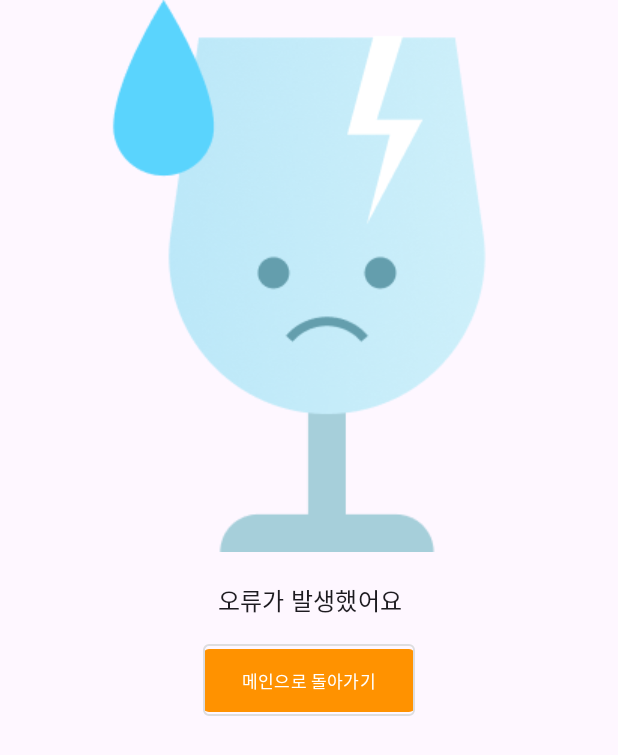
After one commit to Goody-DALDA/Andorid, an Android app built with Jetpack Compose: the composable ErrorPageScreen shown on its own in the app's theme, on a phone screen of 412 x 824 dp. The commit adds this screen. Shown: the top 755 px of the screen. Run offline under Robolectric (Android 15) with nearby library versions, the phone set to English and light mode, and no system bars; Roboto replaces fonts that are not available here.

Commit message:
Feat : 홈 에러 화면 UI 구현
1. 에러 화면 UI 추가

```diff
--- /dev/null
+++ b/app/src/main/java/com/goody/dalda/ui/error/ErrorPageScreen.kt
@@ -0,0 +1,74 @@
+package com.goody.dalda.ui.error
+
+import androidx.compose.foundation.Image
+import androidx.compose.foundation.border
+import androidx.compose.foundation.layout.Arrangement
+import androidx.compose.foundation.layout.Column
+import androidx.compose.foundation.layout.fillMaxWidth
+import androidx.compose.foundation.layout.height
+import androidx.compose.foundation.layout.width
+import androidx.compose.foundation.shape.RoundedCornerShape
+import androidx.compose.material3.Text
+import androidx.compose.runtime.Composable
+import androidx.compose.ui.Alignment
+import androidx.compose.ui.Modifier
+import androidx.compose.ui.res.colorResource
+import androidx.compose.ui.res.painterResource
+import androidx.compose.ui.res.stringResource
+import androidx.compose.ui.text.style.TextAlign
+import androidx.compose.ui.tooling.preview.Preview
+import androidx.compose.ui.unit.dp
+import com.goody.dalda.R
+import com.goody.dalda.ui.component.button.RoundSquareButton
+import com.goody.dalda.ui.theme.DaldaTextStyle
+
+@Composable
+fun ErrorPageScreen(
+    modifier: Modifier = Modifier,
+    onClickButton: () -> Unit = {},
+) {
+    Column(
+        modifier = Modifier
+            .fillMaxWidth(),
+        verticalArrangement = Arrangement.spacedBy(
+            space = 20.dp,
+            alignment = Alignment.CenterVertically
+        ),
+        horizontalAlignment = Alignment.CenterHorizontally,
+    ) {
+        Image(
+            modifier = Modifier.fillMaxWidth(),
+            painter = painterResource(id = R.drawable.img_break_glass),
+            contentDescription = stringResource(id = R.string.description_break_glass_img),
+        )
+
+        Text(
+            modifier = Modifier.fillMaxWidth(),
+            text = stringResource(id = R.string.text_occur_error),
+            style = DaldaTextStyle.body1,
+            textAlign = TextAlign.Center
+        )
+
+        RoundSquareButton(
+            modifier = Modifier
+                .width(141.dp)
+                .height(42.dp)
+                .border(
+                    width = 1.dp,
+                    color = colorResource(id = R.color.gray_80),
+                    shape = RoundedCornerShape(4.dp)
+                ),
+            text = stringResource(id = R.string.text_comeback_main),
+            textColorRes = R.color.white,
+            buttonColorRes = R.color.primary,
+            roundedCornerShapeValue = 4,
+            onClick = onClickButton,
+        )
+    }
+}
+
+@Preview(showBackground = true)
+@Composable
+private fun ErrorPageScreenPreview() {
+    ErrorPageScreen()
+}
--- a/app/src/main/java/com/goody/dalda/ui/home/HomeFragment.kt
+++ b/app/src/main/java/com/goody/dalda/ui/home/HomeFragment.kt
@@ -104,6 +104,10 @@ class HomeFragment : BaseFragment<FragmentHomeBinding>() {
                                 HomeFragmentDirections.actionNavigationHomeToBookmarkFragment(),
                             )
                         },
+                        onClickBack = {
+                            // TODO : 홈 화면에서 뒤로가기는 의미 없음.
+                            findNavController().popBackStack()
+                        },
                     )
                 }
             }
--- a/app/src/main/java/com/goody/dalda/ui/home/HomeScreen.kt
+++ b/app/src/main/java/com/goody/dalda/ui/home/HomeScreen.kt
@@ -38,6 +38,7 @@ import com.goody.dalda.data.AlcoholType
 import com.goody.dalda.data.RecommendAlcohol
 import com.goody.dalda.ui.AppPaddingSize
 import com.goody.dalda.ui.component.SimpleMessageDialog
+import com.goody.dalda.ui.error.ErrorPageScreen
 import com.goody.dalda.ui.home.component.AlcoholCategory
 import com.goody.dalda.ui.home.component.AlcoholRecommendation
 import com.goody.dalda.ui.home.component.BookmarkAlcohol
@@ -61,6 +62,7 @@ fun HomeScreen(
     onClickSeeLoginScreen: () -> Unit = {},
     onClickCard: (AlcoholData) -> Unit = {},
     onClickBookmark: () -> Unit = {},
+    onClickBack:() -> Unit = {},
 ) {
     val bookmarkAlcoholDataList by viewModel.bookmarkAlcoholDataList.collectAsStateWithLifecycle()
     val recommendAlcoholList by viewModel.recommendAlcoholList.collectAsStateWithLifecycle()
@@ -117,6 +119,9 @@ fun HomeScreen(
         is HomeUiState.ErrorState -> {
             // TODO : Error UI
             Log.e("HomeScreen", "HomeScreen: ${(homeUiState as HomeUiState.ErrorState).errorMsg}", )
+            ErrorPageScreen(
+                onClickButton = onClickBack
+            )
         }
     }
 }
--- a/app/src/main/java/com/goody/dalda/ui/home/HomeViewModel.kt
+++ b/app/src/main/java/com/goody/dalda/ui/home/HomeViewModel.kt
@@ -34,8 +34,7 @@ class HomeViewModel @Inject constructor(
     private val _homeUiState = MutableStateFlow<HomeUiState>(HomeUiState.CommonState)
     val homeUiState: StateFlow<HomeUiState> = _homeUiState
 
-    private val _authState =
-        MutableStateFlow<AuthState>(
+    private val _authState = MutableStateFlow<AuthState>(
         if (PreferenceManager
                 .getAccessToken()
                 .isEmpty()
```
Lines whose indentation alone changed are shown as unchanged.
